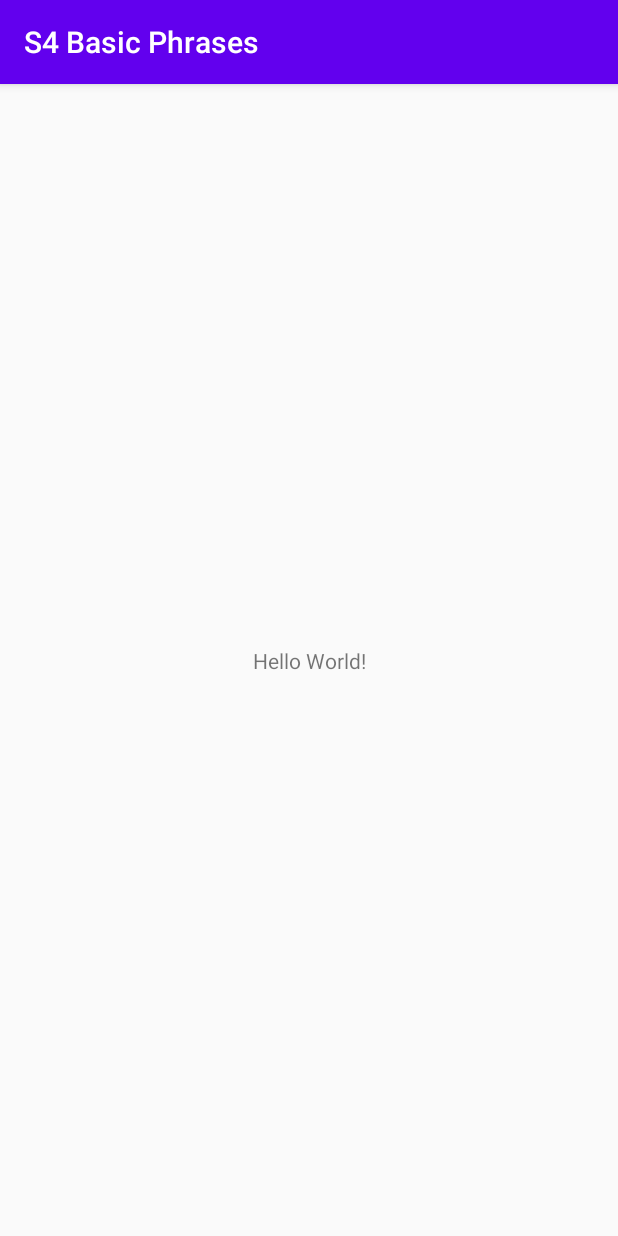
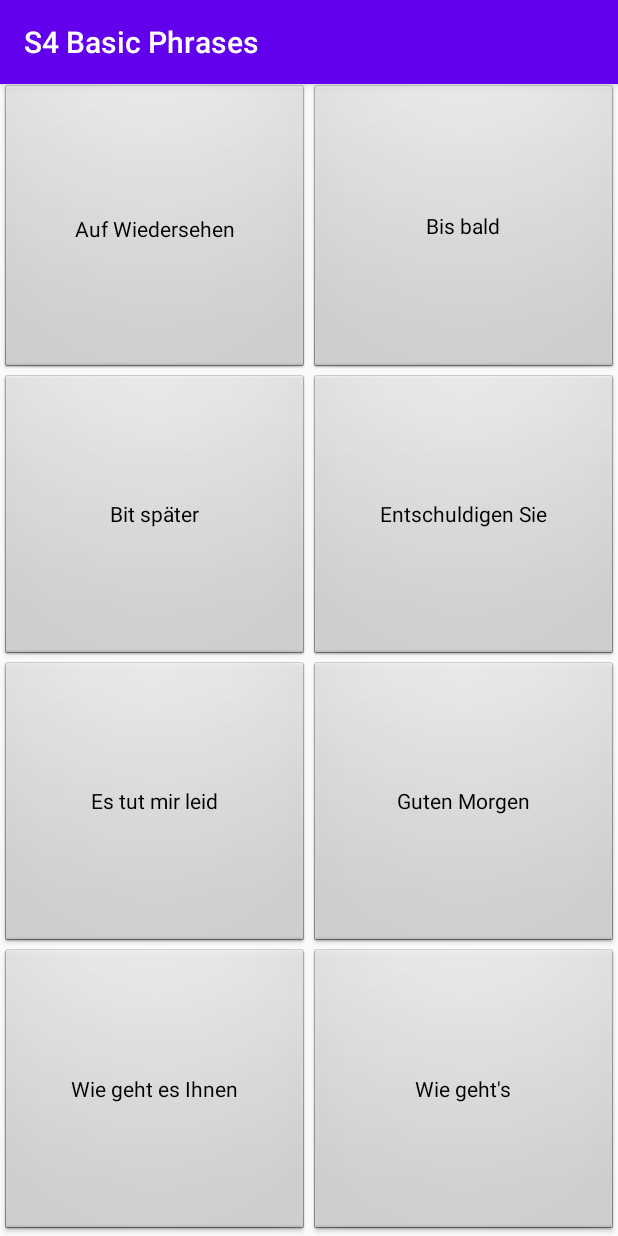
Before and after one commit to Udemy-The-Complete-Android-Dev-Course/S4-Basic-Phrases, an Android app: the screen it shows after launch (MainActivity), on a phone screen of 412 x 824 dp. Run offline under Robolectric (Android 15) with nearby library versions, the phone set to English and light mode, and no system bars.

Commit message:
Add buttons and audio files. Play corresponding audio file on button click.

```diff
--- a/app/src/main/java/ldansorean/s4basicphrases/MainActivity.java
+++ b/app/src/main/java/ldansorean/s4basicphrases/MainActivity.java
@@ -2,13 +2,23 @@ package ldansorean.s4basicphrases;
 
 import androidx.appcompat.app.AppCompatActivity;
 
+import android.media.MediaPlayer;
 import android.os.Bundle;
+import android.view.View;
 
 public class MainActivity extends AppCompatActivity {
+
+    private MediaPlayer mediaPlayer;
 
     @Override
     protected void onCreate(Bundle savedInstanceState) {
         super.onCreate(savedInstanceState);
         setContentView(R.layout.activity_main);
     }
+
+    public void phraseSelected(View view) {
+        int audioFileId = getResources().getIdentifier(view.getTag().toString(),"raw", getPackageName());
+        MediaPlayer mediaPlayer = MediaPlayer.create(this, audioFileId);
+        mediaPlayer.start();
+    }
 }
--- a/app/src/main/res/layout/activity_main.xml
+++ b/app/src/main/res/layout/activity_main.xml
@@ -6,13 +6,118 @@
     android:layout_height="match_parent"
     tools:context=".MainActivity">
 
-    <TextView
-        android:layout_width="wrap_content"
-        android:layout_height="wrap_content"
-        android:text="Hello World!"
+    <TableLayout
+        android:layout_width="0dp"
+        android:layout_height="0dp"
         app:layout_constraintBottom_toBottomOf="parent"
-        app:layout_constraintLeft_toLeftOf="parent"
-        app:layout_constraintRight_toRightOf="parent"
-        app:layout_constraintTop_toTopOf="parent" />
+        app:layout_constraintEnd_toEndOf="parent"
+        app:layout_constraintStart_toStartOf="parent"
+        app:layout_constraintTop_toTopOf="parent">
+
+        <TableRow
+            android:layout_width="match_parent"
+            android:layout_height="match_parent"
+            android:layout_weight="1">
+
+            <Button
+                android:id="@+id/button"
+                style="@android:style/Widget.Button"
+                android:layout_width="match_parent"
+                android:layout_height="match_parent"
+                android:layout_weight="1"
+                android:onClick="phraseSelected"
+                android:padding="0px"
+                android:tag="aufwiedersehen"
+                android:text="Auf Wiedersehen" />
+
+            <Button
+                android:id="@+id/button2"
+                style="@android:style/Widget.Button"
+                android:layout_width="match_parent"
+                android:layout_height="match_parent"
+                android:layout_weight="1"
+                android:onClick="phraseSelected"
+                android:tag="bisbald"
+                android:text="Bis bald" />
+        </TableRow>
+
+        <TableRow
+            android:layout_width="match_parent"
+            android:layout_height="match_parent"
+            android:layout_weight="1">
+
+            <Button
+                android:id="@+id/button3"
+                style="@android:style/Widget.Button"
+                android:layout_width="match_parent"
+                android:layout_height="match_parent"
+                android:layout_weight="1"
+                android:onClick="phraseSelected"
+                android:tag="bisspaeter"
+                android:text="Bit später" />
+
+            <Button
+                android:id="@+id/button4"
+                style="@android:style/Widget.Button"
+                android:layout_width="match_parent"
+                android:layout_height="match_parent"
+                android:layout_weight="1"
+                android:onClick="phraseSelected"
+                android:tag="entschuldigensie"
+                android:text="Entschuldigen Sie" />
+        </TableRow>
+
+        <TableRow
+            android:layout_width="match_parent"
+            android:layout_height="match_parent"
+            android:layout_weight="1">
+
+            <Button
+                android:id="@+id/button5"
+                style="@android:style/Widget.Button"
+                android:layout_width="match_parent"
+                android:layout_height="match_parent"
+                android:layout_weight="1"
+                android:onClick="phraseSelected"
+                android:tag="estutmirleid"
+                android:text="Es tut mir leid" />
+
+            <Button
+                android:id="@+id/button6"
+                style="@android:style/Widget.Button"
+                android:layout_width="match_parent"
+                android:layout_height="match_parent"
+                android:layout_weight="1"
+                android:onClick="phraseSelected"
+                android:tag="gutenmorgen"
+                android:text="Guten Morgen" />
+        </TableRow>
+
+        <TableRow
+            android:layout_width="match_parent"
+            android:layout_height="match_parent"
+            android:layout_weight="1">
+
+            <Button
+                android:id="@+id/button7"
+                style="@android:style/Widget.Button"
+                android:layout_width="match_parent"
+                android:layout_height="match_parent"
+                android:layout_weight="1"
+                android:onClick="phraseSelected"
+                android:tag="wiegehtesihnen"
+                android:text="Wie geht es Ihnen" />
+
+            <Button
+                android:id="@+id/button8"
+                style="@android:style/Widget.Button"
+                android:layout_width="match_parent"
+                android:layout_height="match_parent"
+                android:layout_weight="1"
+                android:onClick="phraseSelected"
+                android:tag="wiegehts"
+                android:text="Wie geht's" />
+        </TableRow>
+    </TableLayout>
 
 </androidx.constraintlayout.widget.ConstraintLayout>
```
Also changed, not shown: 8 other files.
